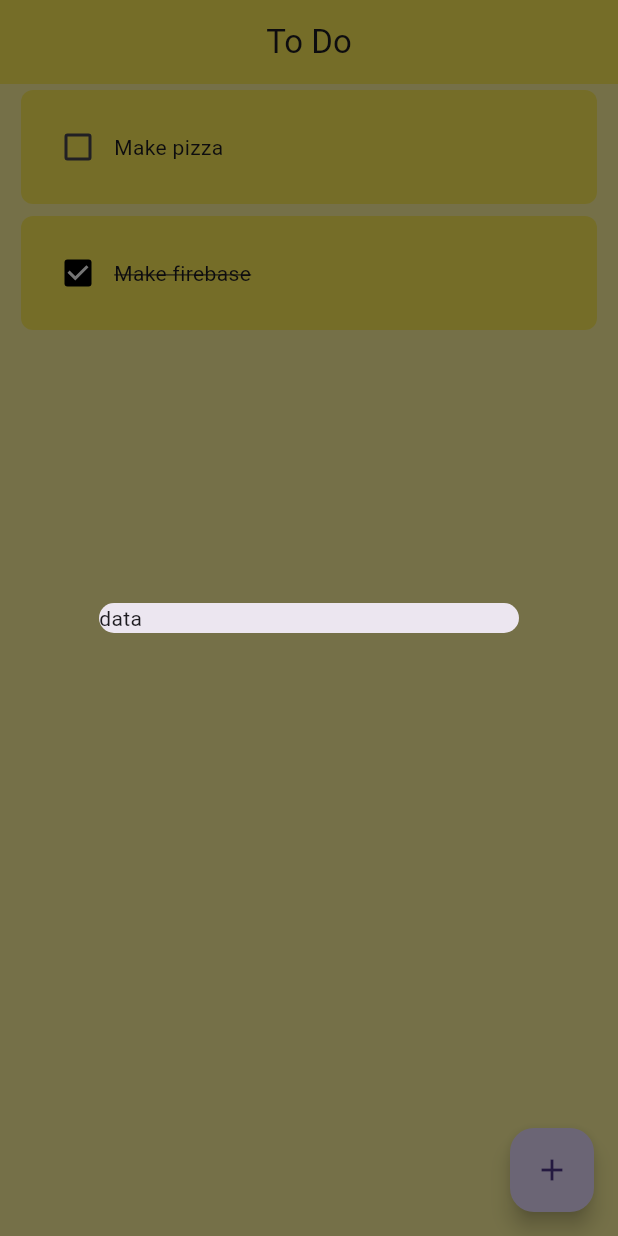
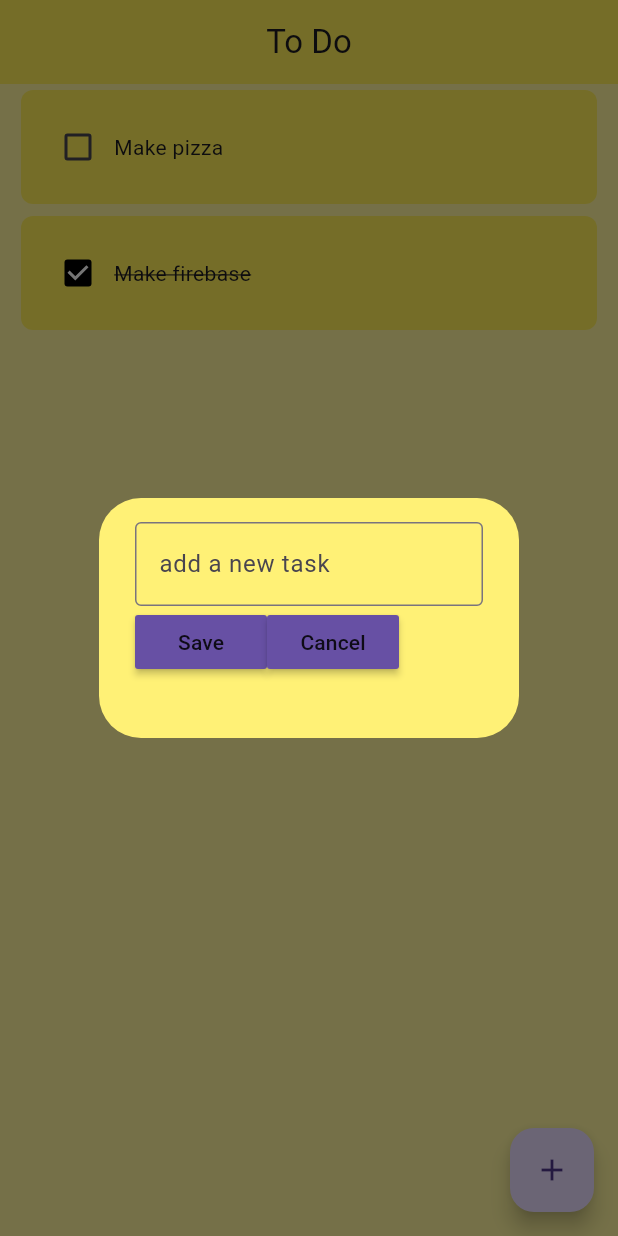
Before and after one commit to 70Ni/todo-app, a Flutter app: the screen it shows after launch, after a tap on the "add" icon, on a phone screen of 412 x 824 dp. Run offline on Flutter 3.47's test engine with Material 3 defaults, Android fonts, the phone set to English and light mode, and no system bars.

Commit message:
Dialog box and Buttons added

```diff
--- a/lib/Pages/TodoPage.dart
+++ b/lib/Pages/TodoPage.dart
@@ -1,5 +1,6 @@
 import 'package:flutter/material.dart';
 import 'package:testproject/Pages/utils/TodoTile.dart';
+import './utils/DialogBox.dart';
 
 class HomePage extends StatefulWidget {
   const HomePage({super.key});
@@ -24,9 +25,7 @@ class _HomePageState extends State<HomePage> {
     showDialog(
         context: context,
         builder: (context) {
-          return Dialog(
-            child: Text("data"),
-          );
+          return DialogBox();
         });
   }
 
--- /dev/null
+++ b/lib/Pages/utils/Button.dart
@@ -0,0 +1,16 @@
+import 'package:flutter/material.dart';
+
+class MyButton extends StatelessWidget {
+  final String text;
+  VoidCallback onpressed;
+  MyButton({super.key, required this.text, required this.onpressed});
+
+  @override
+  Widget build(BuildContext context) {
+    return MaterialButton(
+      onPressed: onpressed,
+      child: Text(text),
+      color: Theme.of(context).primaryColor,
+    );
+  }
+}
--- /dev/null
+++ b/lib/Pages/utils/DialogBox.dart
@@ -0,0 +1,32 @@
+import 'package:flutter/material.dart';
+import 'package:testproject/Pages/utils/Button.dart';
+
+class DialogBox extends StatelessWidget {
+  const DialogBox({super.key});
+
+  @override
+  Widget build(BuildContext context) {
+    return AlertDialog(
+      backgroundColor: Colors.yellow[300],
+      content: Container(
+        child: Column(
+          children: [
+            TextField(
+              decoration: InputDecoration(
+                border: OutlineInputBorder(),
+                hintText: "add a new task",
+              ),
+            ),
+            Row(
+              children: [
+                MyButton(text: "Save", onpressed: () {}),
+                MyButton(text: "Cancel", onpressed: () {}),
+              ],
+            )
+          ],
+        ),
+        height: 120,
+      ),
+    );
+  }
+}
```
Also changed, not shown: 1 other file.
